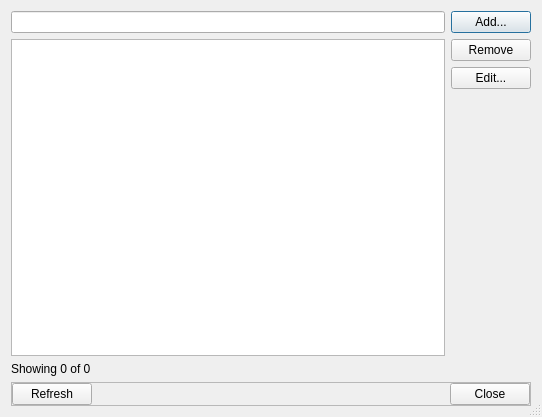
Above: forms/repodialogusermanager.ui from 3drepo/3drepogui before the change. Below: the same form after it.
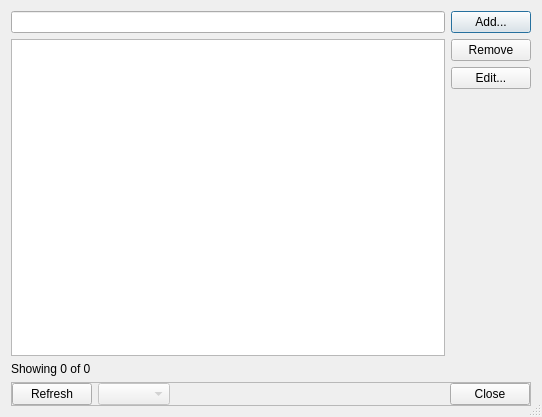
That is the form after the change. Custom widgets are drawn as their Qt base class.

Commit message: Fixed line separators in user roles combo box.

What changed in the file:
```diff
--- a/forms/repodialogusermanager.ui
+++ b/forms/repodialogusermanager.ui
@@ -198,6 +198,13 @@
         </property>
        </widget>
       </item>
+      <item>
+       <widget class="QComboBox" name="comboBox">
+        <property name="enabled">
+         <bool>false</bool>
+        </property>
+       </widget>
+      </item>
       <item>
        <widget class="QDialogButtonBox" name="buttonBox">
         <property name="sizePolicy">
```
The commit also changes 2 other files.
